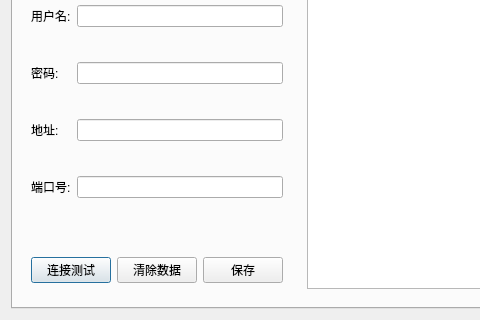
The window that plugins/influxdb/configdialog.ui (kane-zh/MES_control) describes before a commit, drawn with Qt 5; both pictures show x 0 to 480 and y 304 to 624 of the 809 by 624 pixel window.
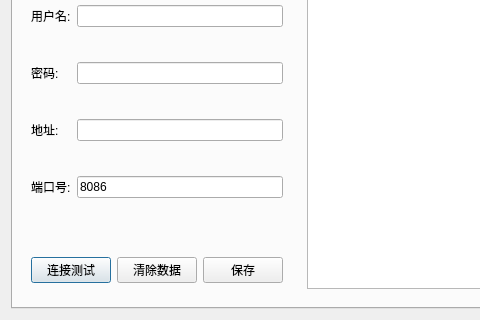
The same window after the commit. The open tabs and pages were chosen to show the change. Icons and pictures are not drawn.

Patch:
```diff
--- a/plugins/influxdb/configdialog.ui
+++ b/plugins/influxdb/configdialog.ui
@@ -119,7 +119,14 @@
            </widget>
           </item>
           <item row="7" column="1">
-           <widget class="QLineEdit" name="port"/>
+           <widget class="QLineEdit" name="port">
+            <property name="styleSheet">
+             <string notr="true">默认:8086</string>
+            </property>
+            <property name="text">
+             <string>8086</string>
+            </property>
+           </widget>
           </item>
          </layout>
         </widget>
```
Left out of the diff: 12 changed lines with no effect on the pictures.
